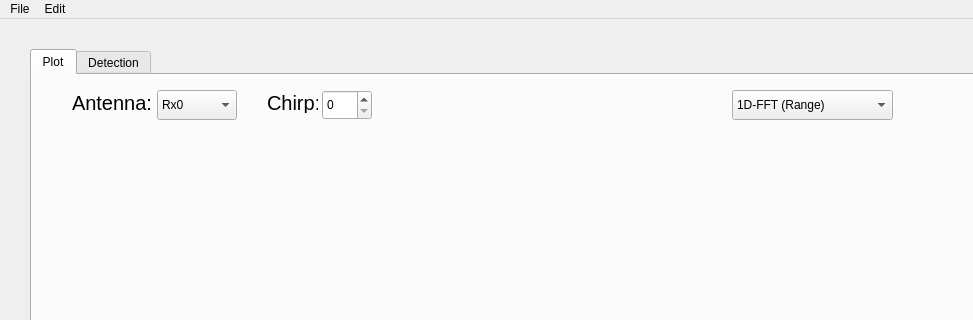
konnpaku-youmu/mmFusion, file src/ui/mainwindow.ui: the form before one commit; both pictures show x 0 to 973 and y 0 to 320 of the 1366 by 768 pixel window.
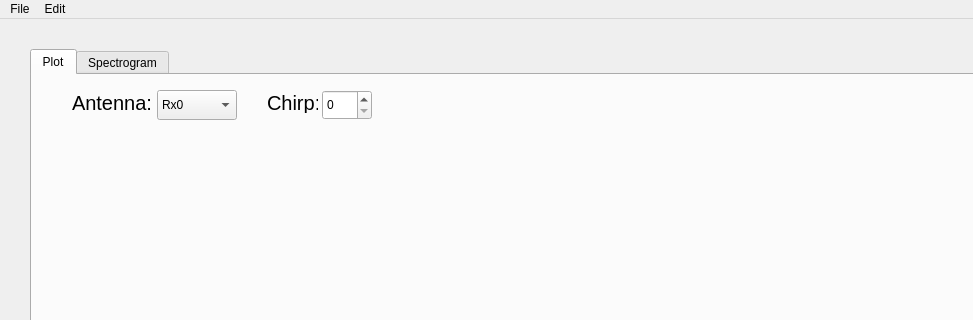
The form after the commit. Custom widgets are drawn as their Qt base class.

```diff
--- a/src/ui/mainwindow.ui
+++ b/src/ui/mainwindow.ui
@@ -137,26 +137,6 @@
        <string>Antenna:</string>
       </property>
      </widget>
-     <widget class="QComboBox" name="comboBox">
-      <property name="geometry">
-       <rect>
-        <x>700</x>
-        <y>15</y>
-        <width>161</width>
-        <height>30</height>
-       </rect>
-      </property>
-      <item>
-       <property name="text">
-        <string>1D-FFT (Range)</string>
-       </property>
-      </item>
-      <item>
-       <property name="text">
-        <string> 2D-FFT (Velocity)</string>
-       </property>
-      </item>
-     </widget>
      <widget class="QSpinBox" name="spinBox">
       <property name="geometry">
        <rect>
@@ -191,7 +171,7 @@
     </widget>
     <widget class="QWidget" name="tab_2">
      <attribute name="title">
-      <string>Detection</string>
+      <string>Spectrogram</string>
      </attribute>
     </widget>
    </widget>
```
Left out of the diff: 10 changed lines with no effect on the pictures.
